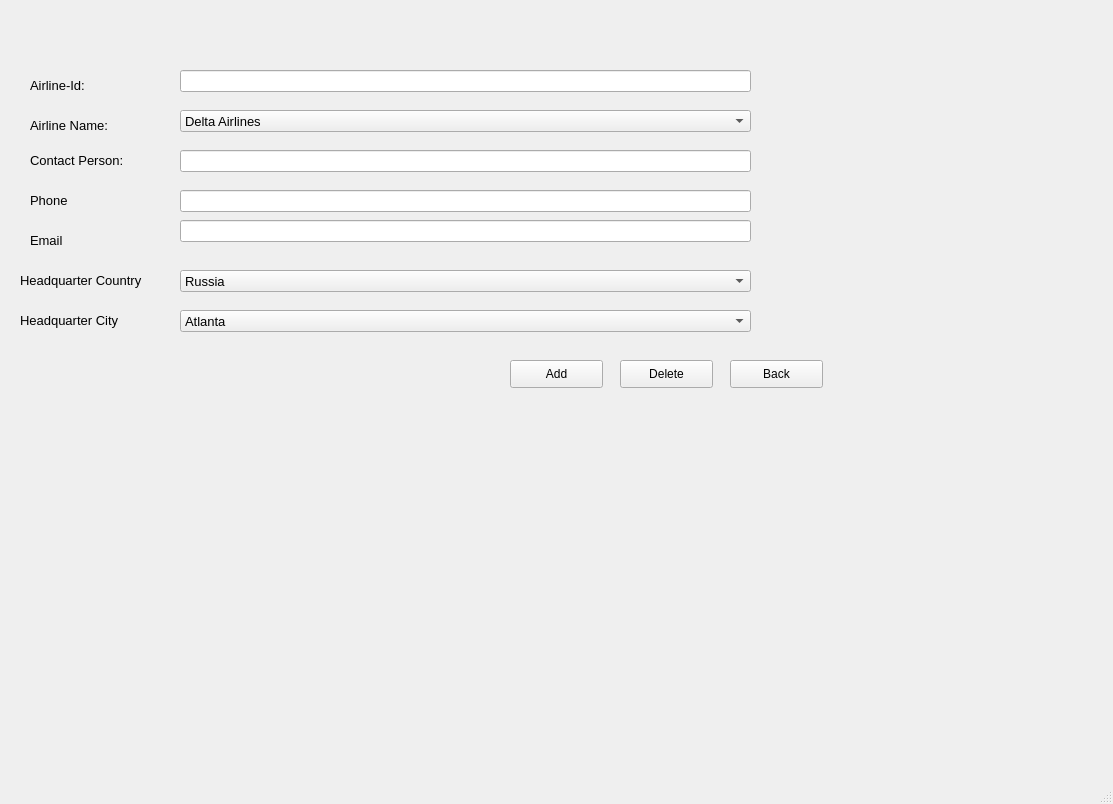
Above: airline.ui from Muneeba-Badar/DB-Final-Project before the change. Below: the same form after it.
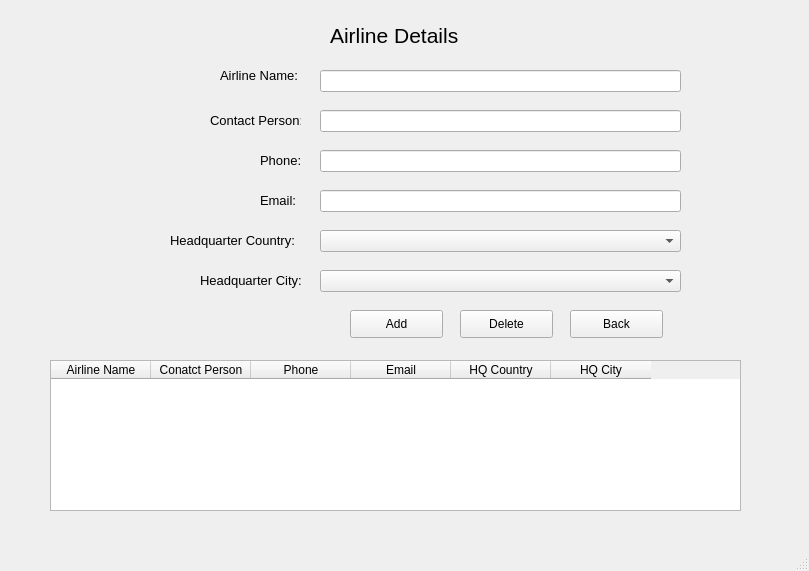
That is the form after the change.

Patch:
```diff
--- a/airline.ui
+++ b/airline.ui
@@ -6,38 +6,20 @@
    <rect>
     <x>0</x>
     <y>0</y>
-    <width>1113</width>
-    <height>804</height>
+    <width>809</width>
+    <height>571</height>
    </rect>
   </property>
   <property name="windowTitle">
    <string>Airline</string>
   </property>
   <widget class="QWidget" name="centralwidget">
-   <widget class="QLabel" name="label">
-    <property name="geometry">
-     <rect>
-      <x>30</x>
-      <y>70</y>
-      <width>91</width>
-      <height>31</height>
-     </rect>
-    </property>
-    <property name="font">
-     <font>
-      <pointsize>10</pointsize>
-     </font>
-    </property>
-    <property name="text">
-     <string>Airline-Id:</string>
-    </property>
-   </widget>
    <widget class="QLabel" name="label_2">
     <property name="geometry">
      <rect>
-      <x>30</x>
-      <y>110</y>
-      <width>111</width>
+      <x>220</x>
+      <y>60</y>
+      <width>81</width>
       <height>31</height>
      </rect>
     </property>
@@ -53,9 +35,9 @@
    <widget class="QLabel" name="label_3">
     <property name="geometry">
      <rect>
-      <x>30</x>
-      <y>140</y>
-      <width>121</width>
+      <x>210</x>
+      <y>100</y>
+      <width>91</width>
       <height>41</height>
      </rect>
     </property>
@@ -71,9 +53,9 @@
    <widget class="QLabel" name="label_4">
     <property name="geometry">
      <rect>
-      <x>30</x>
-      <y>180</y>
-      <width>91</width>
+      <x>260</x>
+      <y>140</y>
+      <width>41</width>
       <height>41</height>
      </rect>
     </property>
@@ -83,15 +65,15 @@
      </font>
     </property>
     <property name="text">
-     <string>Phone</string>
+     <string>Phone:</string>
     </property>
    </widget>
    <widget class="QLabel" name="label_5">
     <property name="geometry">
      <rect>
-      <x>20</x>
-      <y>260</y>
-      <width>161</width>
+      <x>170</x>
+      <y>220</y>
+      <width>131</width>
       <height>41</height>
      </rect>
     </property>
@@ -101,15 +83,15 @@
      </font>
     </property>
     <property name="text">
-     <string>Headquarter Country</string>
+     <string>Headquarter Country:</string>
     </property>
    </widget>
    <widget class="QLabel" name="label_6">
     <property name="geometry">
      <rect>
-      <x>30</x>
-      <y>220</y>
-      <width>91</width>
+      <x>260</x>
+      <y>180</y>
+      <width>41</width>
       <height>41</height>
      </rect>
     </property>
@@ -119,15 +101,15 @@
      </font>
     </property>
     <property name="text">
-     <string>Email</string>
+     <string>Email:</string>
     </property>
    </widget>
    <widget class="QLabel" name="label_7">
     <property name="geometry">
      <rect>
-      <x>20</x>
-      <y>300</y>
-      <width>131</width>
+      <x>200</x>
+      <y>260</y>
+      <width>101</width>
       <height>41</height>
      </rect>
     </property>
@@ -137,45 +119,15 @@
      </font>
     </property>
     <property name="text">
-     <string>Headquarter City</string>
+     <string>Headquarter City:</string>
     </property>
    </widget>
-   <widget class="QComboBox" name="comboBox_2">
-    <property name="geometry">
-     <rect>
-      <x>180</x>
-      <y>110</y>
-      <width>571</width>
-      <height>22</height>
-     </rect>
-    </property>
-    <property name="font">
-     <font>
-      <pointsize>10</pointsize>
-     </font>
-    </property>
-    <item>
-     <property name="text">
-      <string>Delta Airlines</string>
-     </property>
-    </item>
-    <item>
-     <property name="text">
-      <string>United Airlines</string>
-     </property>
-    </item>
-    <item>
-     <property name="text">
-      <string>Emirates Airline</string>
-     </property>
-    </item>
-   </widget>
    <widget class="QComboBox" name="comboBox_3">
     <property name="geometry">
      <rect>
-      <x>180</x>
-      <y>270</y>
-      <width>571</width>
+      <x>320</x>
+      <y>230</y>
+      <width>361</width>
       <height>22</height>
      </rect>
     </property>
@@ -184,28 +136,13 @@
       <pointsize>10</pointsize>
      </font>
     </property>
-    <item>
-     <property name="text">
-      <string>Russia</string>
-     </property>
-    </item>
-    <item>
-     <property name="text">
-      <string>Germany</string>
-     </property>
-    </item>
-    <item>
-     <property name="text">
-      <string>Morocco</string>
-     </property>
-    </item>
    </widget>
    <widget class="QComboBox" name="comboBox_4">
     <property name="geometry">
      <rect>
-      <x>180</x>
-      <y>310</y>
-      <width>571</width>
+      <x>320</x>
+      <y>270</y>
+      <width>361</width>
       <height>22</height>
      </rect>
     </property>
@@ -214,23 +151,13 @@
       <pointsize>10</pointsize>
      </font>
     </property>
-    <item>
-     <property name="text">
-      <string>Atlanta</string>
-     </property>
-    </item>
-    <item>
-     <property name="text">
-      <string>Georgia</string>
-     </property>
-    </item>
    </widget>
    <widget class="QLineEdit" name="lineEdit">
     <property name="geometry">
      <rect>
-      <x>180</x>
-      <y>150</y>
-      <width>571</width>
+      <x>320</x>
+      <y>110</y>
+      <width>361</width>
       <height>22</height>
      </rect>
     </property>
@@ -238,9 +165,9 @@
    <widget class="QLineEdit" name="lineEdit_2">
     <property name="geometry">
      <rect>
-      <x>180</x>
-      <y>190</y>
-      <width>571</width>
+      <x>320</x>
+      <y>150</y>
+      <width>361</width>
       <height>22</height>
      </rect>
     </property>
@@ -248,19 +175,9 @@
    <widget class="QLineEdit" name="lineEdit_3">
     <property name="geometry">
      <rect>
-      <x>180</x>
-      <y>220</y>
-      <width>571</width>
-      <height>22</height>
-     </rect>
-    </property>
-   </widget>
-   <widget class="QLineEdit" name="lineEdit_4">
-    <property name="geometry">
-     <rect>
-      <x>180</x>
-      <y>70</y>
-      <width>571</width>
+      <x>320</x>
+      <y>190</y>
+      <width>361</width>
       <height>22</height>
      </rect>
     </property>
@@ -268,12 +185,17 @@
    <widget class="QPushButton" name="addType">
     <property name="geometry">
      <rect>
-      <x>510</x>
-      <y>360</y>
+      <x>350</x>
+      <y>310</y>
       <width>93</width>
       <height>28</height>
      </rect>
     </property>
+    <property name="font">
+     <font>
+      <pointsize>9</pointsize>
+     </font>
+    </property>
     <property name="text">
      <string>Add</string>
     </property>
@@ -281,12 +203,17 @@
    <widget class="QPushButton" name="deleteType">
     <property name="geometry">
      <rect>
-      <x>620</x>
-      <y>360</y>
+      <x>460</x>
+      <y>310</y>
       <width>93</width>
       <height>28</height>
      </rect>
     </property>
+    <property name="font">
+     <font>
+      <pointsize>9</pointsize>
+     </font>
+    </property>
     <property name="text">
      <string>Delete</string>
     </property>
@@ -294,17 +221,89 @@
    <widget class="QPushButton" name="addAircraft_2">
     <property name="geometry">
      <rect>
-      <x>730</x>
-      <y>360</y>
+      <x>570</x>
+      <y>310</y>
       <width>93</width>
       <height>28</height>
      </rect>
     </property>
+    <property name="font">
+     <font>
+      <pointsize>9</pointsize>
+     </font>
+    </property>
     <property name="text">
      <string>Back</string>
     </property>
    </widget>
-   <zorder>label</zorder>
+   <widget class="QTableWidget" name="tableWidget">
+    <property name="geometry">
+     <rect>
+      <x>50</x>
+      <y>360</y>
+      <width>691</width>
+      <height>151</height>
+     </rect>
+    </property>
+    <column>
+     <property name="text">
+      <string>Airline Name</string>
+     </property>
+    </column>
+    <column>
+     <property name="text">
+      <string>Conatct Person</string>
+     </property>
+    </column>
+    <column>
+     <property name="text">
+      <string>Phone</string>
+     </property>
+    </column>
+    <column>
+     <property name="text">
+      <string>Email</string>
+     </property>
+    </column>
+    <column>
+     <property name="text">
+      <string>HQ Country</string>
+     </property>
+    </column>
+    <column>
+     <property name="text">
+      <string>HQ City</string>
+     </property>
+    </column>
+   </widget>
+   <widget class="QLabel" name="label_8">
+    <property name="geometry">
+     <rect>
+      <x>330</x>
+      <y>10</y>
+      <width>131</width>
+      <height>51</height>
+     </rect>
+    </property>
+    <property name="font">
+     <font>
+      <pointsize>16</pointsize>
+     </font>
+    </property>
+    <property name="text">
+     <string>Airline Details</string>
+    </property>
+   </widget>
+   <widget class="QLineEdit" name="lineEdit_4">
+    <property name="geometry">
+     <rect>
+      <x>320</x>
+      <y>70</y>
+      <width>361</width>
+      <height>22</height>
+     </rect>
+    </property>
+   </widget>
    <zorder>label_3</zorder>
    <zorder>label_2</zorder>
    <zorder>label_4</zorder>
```
Left out of the diff: 9 changed lines with no effect on the pictures.
